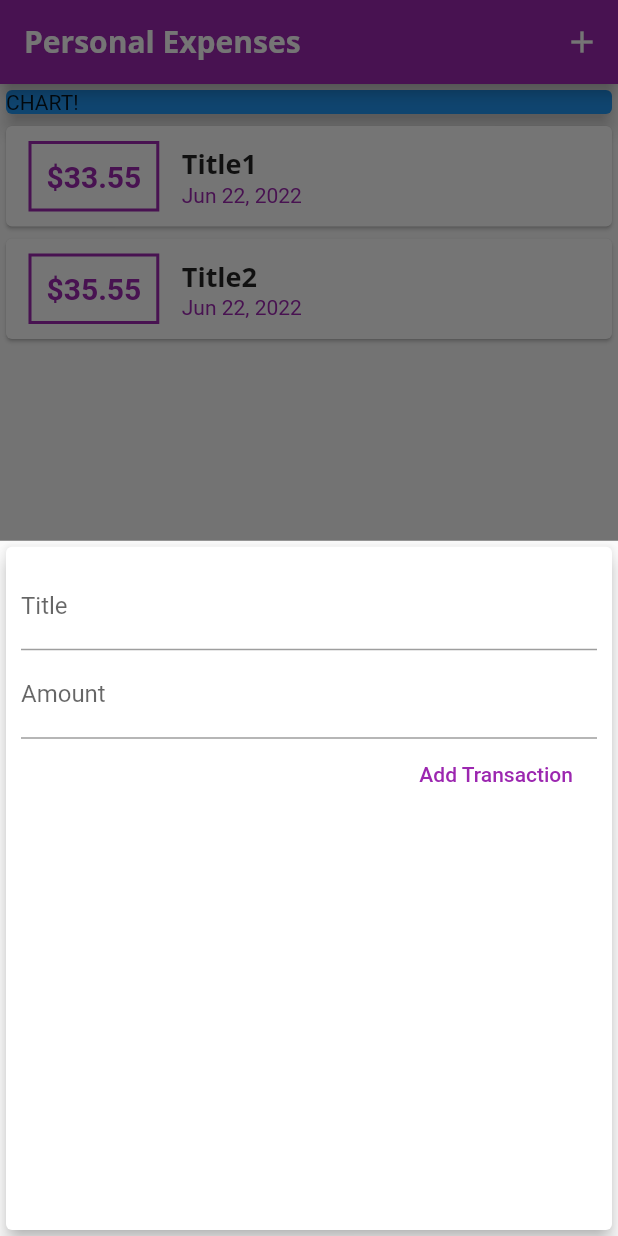
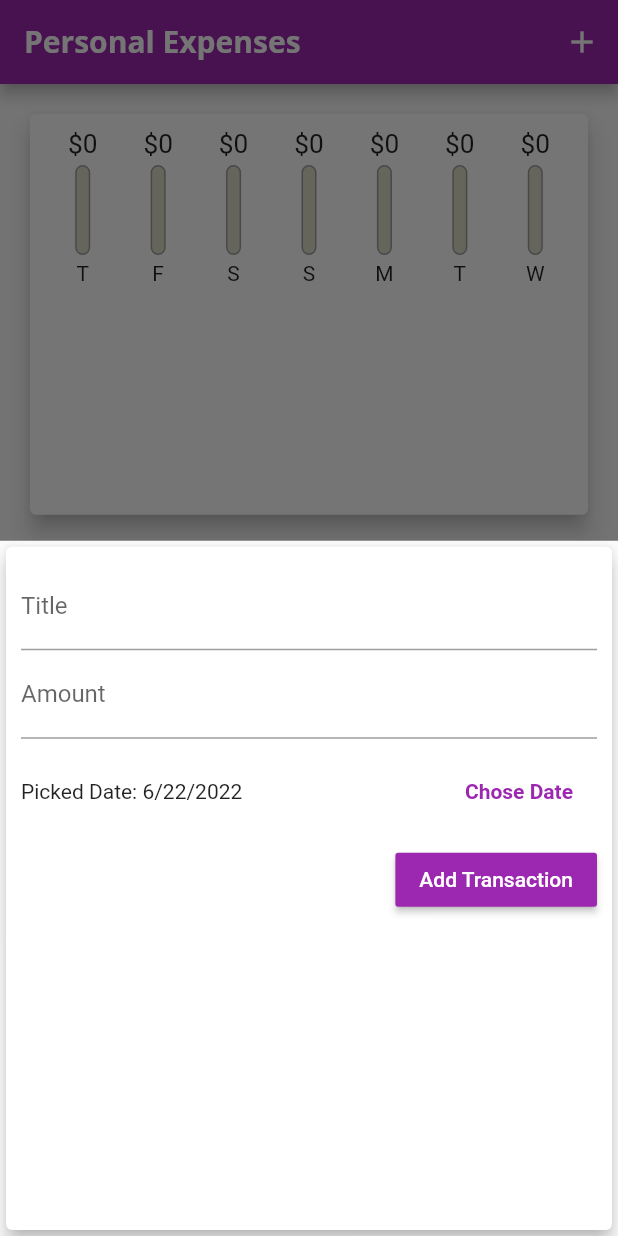
Before and after one commit to ranjiththonpunuriprofessional/personal_expenses_app, a Flutter app: the screen it shows after launch, after a tap on the "add" icon, on a phone screen of 412 x 824 dp. Run offline on Flutter 3.47's test engine with Material 2 defaults, Android fonts, the phone set to English and light mode, and no system bars.

Commit message:
scrolling fixed

```diff
--- a/lib/main.dart
+++ b/lib/main.dart
@@ -1,6 +1,7 @@
 import 'package:flutter/material.dart';
 import './widgets/transaction_list.dart';
 import './widgets/new_transaction.dart';
+import './widgets/chart.dart';
 import './models/transaction.dart';
 
 void main() => runApp(MyApp());
@@ -16,10 +17,10 @@ class MyApp extends StatelessWidget {
         fontFamily: 'Quicksand',
         textTheme: ThemeData.light().textTheme.copyWith(
             titleLarge: TextStyle(
-              fontFamily: 'OpenSans',
+              fontFamily: 'Quicksand',
               fontSize: 18,
               fontWeight: FontWeight.bold
-            ),
+            )
         ),
         appBarTheme: AppBarTheme(
           titleTextStyle: TextStyle(
@@ -40,17 +41,34 @@ class _MyHomePage extends StatefulWidget {
 
 class _MyHomePageState extends State<_MyHomePage> {
 
-    final List<Transaction> _userTransactions = [
-    Transaction(id: 't1', title: 'Title1', amount: 33.55, date: DateTime.now()),
-    Transaction(id: 't2', title: 'Title2', amount: 35.55, date: DateTime.now()),
+  final List<Transaction> _userTransactions = [
+    // Transaction(id: 't1', title: 'New Shoes', amount: 33.55, date: DateTime.now()),
+    // Transaction(id: 't2', title: 'Weekly Groceries', amount: 35.55, date: DateTime.now()),
   ];
 
-  void _addNewTransation(String txTitle, double txAmount) {
+
+  Iterable<Transaction> get _recentTransactions {
+    return _userTransactions.where((tx) {
+      return tx.date.isAfter(
+        DateTime.now().subtract(
+          Duration(days:7)
+        ),
+      );
+    });
+  }
+
+  void _deleteTransaction(String id){
+    setState(() {
+      _userTransactions.removeWhere((tx) => tx.id == id);
+    });
+  }
+
+  void _addNewTransation(String txTitle, double txAmount, DateTime chosenDate) {
     final nexTx = Transaction(
         title: txTitle,
         amount: txAmount,
         id: DateTime.now().toString(),
-        date:  DateTime.now(),
+        date:  chosenDate,
       );
 
       setState(() {
@@ -71,10 +89,10 @@ class _MyHomePageState extends State<_MyHomePage> {
     );
   }
 
+
   @override
   Widget build(BuildContext context) {
-    return Scaffold(
-      appBar: AppBar(
+      final appBar = AppBar(
         title: Text('Personal Expenses'),
         actions: <Widget>[
           IconButton(
@@ -82,21 +100,23 @@ class _MyHomePageState extends State<_MyHomePage> {
             icon: Icon(Icons.add)
           ),
         ],
-      ),
+      );
+    return Scaffold(
+      appBar:appBar ,
       body:SingleChildScrollView(
         child: Column(
         //mainAxisAlignment: MainAxisAlignment.start,
         crossAxisAlignment: CrossAxisAlignment.stretch,
         children:<Widget>[
-        Container(
-            width: double.infinity,
-            child:  Card(
-               child: Text('CHART!'),
-               color: Colors.blue,
-               elevation: 5
-            ) ,
-          ),
-          TransactionList(_userTransactions)
+          Container(
+            height: (MediaQuery.of(context).size.height - appBar.preferredSize.height - MediaQuery.of(context).padding.top) * 0.4,
+            child: Chart(_recentTransactions.toList()),
+          ) ,
+          Container(
+            height: (MediaQuery.of(context).size.height - appBar.preferredSize.height - MediaQuery.of(context).padding.top) * 0.6,
+            child:  TransactionList(_userTransactions,_deleteTransaction),
+          )
+
         ],
        ),
       ),
--- /dev/null
+++ b/lib/widgets/char_bar.dart
@@ -0,0 +1,49 @@
+import 'package:flutter/material.dart';
+
+class ChartBar extends StatelessWidget {
+  final String label;
+  final double spendingAmount;
+  final double spendingPctOfTotal;
+
+  ChartBar(this.label,this.spendingAmount,this.spendingPctOfTotal);
+  @override
+  Widget build(BuildContext context) {
+      return Column(
+        children: <Widget>[
+          Container(
+            height: 20 ,
+            child:  FittedBox(
+               child:  Text('\$${spendingAmount.toStringAsFixed(0)}'),
+            ),
+          ),
+          SizedBox(height: 4,),
+          Container(
+            height: 60,
+            width: 10,
+            child: Stack(
+              children: <Widget>[
+                Container(
+                  decoration: BoxDecoration(
+                    border: Border.all(color: Colors.grey, width: 1.0),
+                    color: Color.fromRGBO(220,220 ,200, 1),
+                    borderRadius: BorderRadius.circular(10),
+                  ),
+                ),
+                FractionallySizedBox(
+                  heightFactor: spendingPctOfTotal,
+                  child: Container(
+                    decoration: BoxDecoration(
+                      color: Theme.of(context).primaryColor,
+                      borderRadius: BorderRadius.circular(10),
+                    ),
+                  ),
+                ),
+              ],
+            ),
+          ),
+          SizedBox(height: 4,),
+          Text(label,)
+        ],
+      );
+  }
+}
--- /dev/null
+++ b/lib/widgets/chart.dart
@@ -0,0 +1,60 @@
+import 'package:flutter/material.dart';
+import 'package:intl/intl.dart';
+
+import './char_bar.dart';
+import '../models/transaction.dart';
+
+class Chart extends StatelessWidget {
+  final List<Transaction> recentTransations;
+
+  Chart(this.recentTransations);
+
+  List<Map<String,Object>> get groupTransactionValues {
+    return List.generate(7, (index) {
+      final weekDay = DateTime.now().subtract(Duration(days:index),);
+      double totalSum= 0.0;
+
+      for(int i = 0; i < recentTransations.length; i++){
+        if(recentTransations[i].date.day == weekDay.day &&
+          recentTransations[i].date.month == weekDay.month &&
+          recentTransations[i].date.year == weekDay.year
+        ){
+            totalSum += recentTransations[i].amount;
+        }
+      }
+      print(DateFormat.E().format(weekDay).substring(0,1));
+      print(totalSum);
+
+      return {
+        'day':DateFormat.E().format(weekDay).substring(0,1),
+        'amount':totalSum,
+      };
+    }).reversed.toList();
+  }
+
+  double get totalSpending {
+    return groupTransactionValues.fold(0.0, (sum,item) {
+       return sum + (item['amount'] as double);
+    });
+  }
+
+  @override
+  Widget build(BuildContext context) {
+    return Card(
+        elevation: 6,
+        margin: EdgeInsets.all(20),
+        child: Padding(
+          padding: EdgeInsets.all(10),
+          child: Row(
+            mainAxisAlignment: MainAxisAlignment.spaceAround,
+            children:groupTransactionValues.map((data) {
+                return Flexible(
+                  fit: FlexFit.tight,
+                  child: ChartBar((data['day'] as String) , (data['amount'] as double) ,totalSpending == 0.0 ? 0.0 :((data['amount'] as double) / totalSpending))
+                );
+            }).toList(),
+          ),
+        ) ,
+    );
+  }
+}
--- a/lib/widgets/new_transaction.dart
+++ b/lib/widgets/new_transaction.dart
@@ -1,4 +1,5 @@
 import 'package:flutter/material.dart';
+import 'package:intl/intl.dart';
 
 
 class NewTransaction extends StatefulWidget {
@@ -11,21 +12,42 @@ class NewTransaction extends StatefulWidget {
 }
 
 class _NewTransactionState extends State<NewTransaction> {
-  final titleController = TextEditingController();
+  final _titleController = TextEditingController();
+  final _amountController = TextEditingController();
+  DateTime _selectedDate = DateTime.now();
 
-  final amountController = TextEditingController();
-
-  void submitData (){
-    final enteredTitle = titleController.text;
-    final enteredAmount = double.parse(amountController.text);
-    if(enteredTitle.isEmpty || enteredAmount <=0){
+  void _submitData (){
+    if(_amountController.text.isEmpty){
       return;
     }
-     widget.addTx(
+    final enteredTitle = _titleController.text;
+    final enteredAmount = double.parse(_amountController.text);
+    if(enteredTitle.isEmpty || enteredAmount <=0 || _selectedDate == null){
+      return;
+    }
+    widget.addTx(
       enteredTitle,
       enteredAmount,
+      _selectedDate
     );
     Navigator.of(context).pop();
+  }
+
+  void _presentDatePicker() {
+    showDatePicker(
+      context: context,
+      initialDate: DateTime.now(),
+      firstDate: DateTime(2019),
+      lastDate:  DateTime.now(),
+    ).then((pickedDate){
+      if(pickedDate == null){
+        return;
+      }
+      setState(() {
+        _selectedDate = pickedDate;
+      });
+    });
+    print('...');
   }
 
   @override
@@ -44,8 +66,8 @@ class _NewTransactionState extends State<NewTransaction> {
                     // onChanged: (value) {
                     //   titleInput = value;
                     // },
-                    controller: titleController,
-                     onSubmitted: (_)=>submitData,
+                    controller: _titleController,
+                     onSubmitted: (_)=>_submitData,
                   ),
                   TextField(
                     decoration: InputDecoration(
@@ -54,14 +76,31 @@ class _NewTransactionState extends State<NewTransaction> {
                     // onChanged: (value) {
                     //   amountInput = value;
                     // },
-                    controller: amountController,
-                    onSubmitted: (_)=>submitData,
+                    controller: _amountController,
+                    onSubmitted: (_)=>_submitData,
                     keyboardType: TextInputType.numberWithOptions(decimal: true),
                   ),
-                  FlatButton(
+                  Container(
+                    height: 70,
+                    child: Row(
+                      children: <Widget>[
+                        Expanded(
+                          child: Text(_selectedDate == null ? 'No Date Chosen!': 'Picked Date: ${DateFormat.yMd().format(_selectedDate)}',),
+                        ) ,
+                        FlatButton(
+                          onPressed: _presentDatePicker,
+                          child: Text('Chose Date',style: TextStyle(fontWeight: FontWeight.bold),),
+                          textColor: Theme.of(context).primaryColor,
+                        ),
+                      ],
+                    ),
+                  )
+                  ,
+                  RaisedButton(
                     child: Text('Add Transaction'),
-                    textColor: Colors.purple,
-                    onPressed: submitData,
+                    color: Theme.of(context).primaryColor,
+                    textColor:Colors.white,
+                    onPressed: _submitData,
                   )
                 ],
               ),
--- a/lib/widgets/transaction_list.dart
+++ b/lib/widgets/transaction_list.dart
@@ -1,57 +1,61 @@
 import 'package:flutter/material.dart';
 import 'package:intl/intl.dart';
-
 
 import '../models/transaction.dart';
 
 class TransactionList extends StatelessWidget {
   final List<Transaction> transactions;
+  final Function deleteTransaction;
 
-  TransactionList(this.transactions);
+  TransactionList(this.transactions,this.deleteTransaction);
 
   @override
   Widget build(BuildContext context) {
-    return Container(
-      height: 300,
-      child:  ListView.builder(
+    return transactions.isEmpty
+          ? Column(
+              children: <Widget>[
+                Text(
+                  'No transactions added yet',
+                  style: Theme.of(context).textTheme.titleLarge,
+                ),
+                SizedBox(
+                  height: 20,
+                ),
+                Container(
+                  height: 200,
+                  child: Image.asset('assets/images/waiting.png',
+                      fit: BoxFit.cover),
+                )
+              ],
+            )
+          : ListView.builder(
               itemBuilder: (ctx, index) {
                 return Card(
-                child: Row(
-                  children: <Widget>[
-                    Container(
-                      margin: EdgeInsets.symmetric(vertical: 10, horizontal: 15),
-                      decoration: BoxDecoration(border: Border.all(color: Colors.purple, width: 2,)),
-                      padding: EdgeInsets.all(10) ,
-                      child: Text(
-                        '\$${transactions[index].amount.toStringAsFixed(2)}',
-                        style: TextStyle(
-                          fontWeight: FontWeight.bold,
-                          fontSize: 20,
-                          color: Theme.of(context).primaryColor,
+                  elevation: 5,
+                  margin: EdgeInsets.symmetric(horizontal: 5, vertical: 8),
+                  child: ListTile(
+                    leading: CircleAvatar(
+                      radius: 30,
+                      child: Padding(
+                          padding: EdgeInsets.all(6),
+                          child: FittedBox(
+                              child: Text('\$${transactions[index].amount}'))),
                     ),
-                      ),
-                    ),
-                    Column(
-                      crossAxisAlignment: CrossAxisAlignment.start,
-                      children: <Widget>[
-                        Text(
+                    title: Text(
                       transactions[index].title,
                       style: Theme.of(context).textTheme.titleLarge,
                     ),
-                        Text(
-                          DateFormat.yMMMd().format(transactions[index].date),
-                          style: TextStyle(
-                            color:Theme.of(context).primaryColor,
+                    subtitle: Text(
+                        DateFormat.yMMMd().format(transactions[index].date)
                     ),
+                    trailing: IconButton(
+                      icon: Icon(Icons.delete),
+                      color:Colors.red, onPressed: ()=> deleteTransaction(transactions[index].id),
                     ),
-                      ],
-                    )
-                  ],
                   ),
                 );
               },
               itemCount: transactions.length,
-          ),
             );
   }
 }
--- a/pubspec.yaml
+++ b/pubspec.yaml
@@ -58,8 +58,8 @@ flutter:
   uses-material-design: true
 
   # To add assets to your application, add an assets section, like this:
-  # assets:
-  #   - images/a_dot_burr.jpeg
+  assets:
+   - assets/images/waiting.png
   #   - images/a_dot_ham.jpeg
 
   # An image asset can refer to one or more resolution-specific "variants", see
```
Also changed, not shown: assets/images/waiting.png (added), 4 other files. Lines whose indentation alone changed are shown as unchanged.
